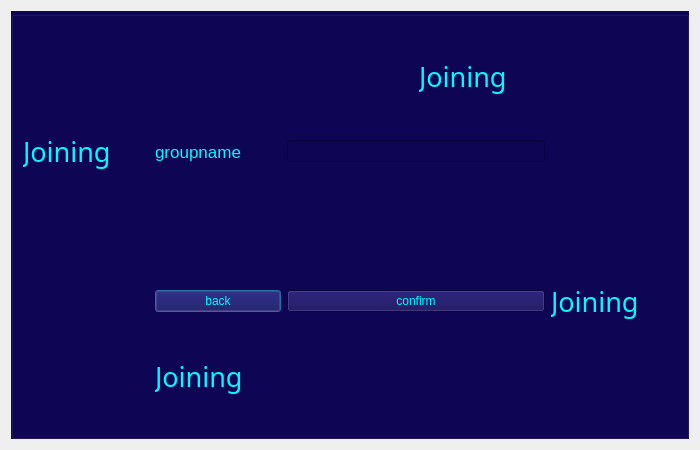
Before: the Qt Designer form massenger/joingroup_dialog.ui in MahanBeidokhti/AP-Messenger, drawn with Qt 5.
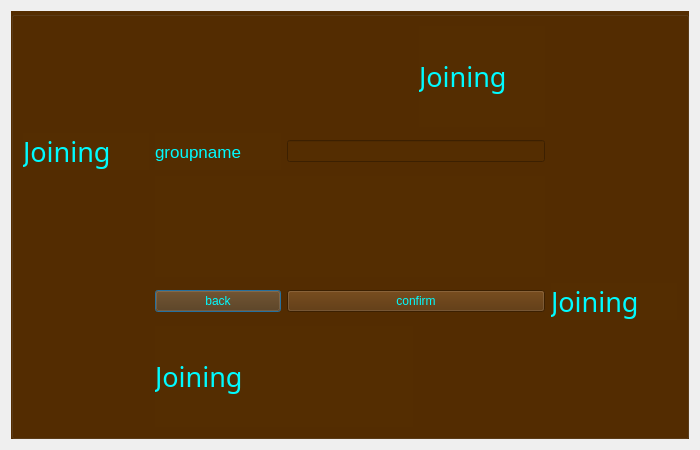
After: the same form once the commit is applied.

The edit to the form file:
```diff
--- a/massenger/joingroup_dialog.ui
+++ b/massenger/joingroup_dialog.ui
@@ -29,7 +29,7 @@
      </property>
      <property name="styleSheet">
       <string notr="true">color: rgb(0, 251, 255);
-background-color: rgb(14, 5, 85);</string>
+background-color: rgb(84, 45, 1);</string>
      </property>
      <property name="title">
       <string/>
```
